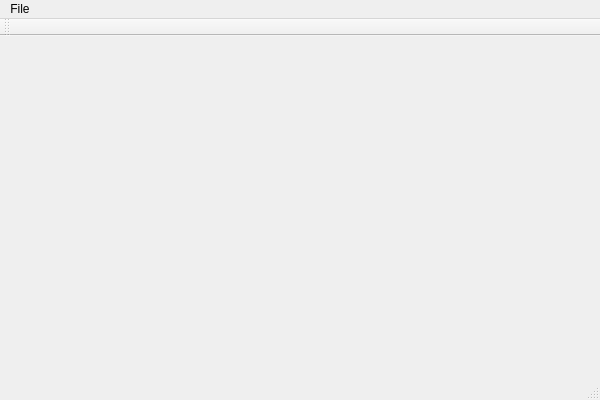
First picture: the form in CGAGrammarCPUShader/MainWindow.ui, repository gnishida/CGAGrammarCPUShader, before the edit.
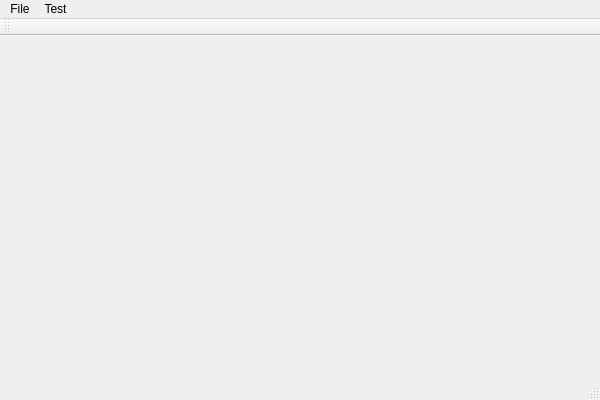
Second picture: the form after the edit.

```diff
--- a/CGAGrammarCPUShader/MainWindow.ui
+++ b/CGAGrammarCPUShader/MainWindow.ui
@@ -31,7 +31,15 @@
     <addaction name="separator"/>
     <addaction name="actionExit"/>
    </widget>
+   <widget class="QMenu" name="menuTest">
+    <property name="title">
+     <string>Test</string>
+    </property>
+    <addaction name="actionGenerateImages"/>
+    <addaction name="actionHoge"/>
+   </widget>
    <addaction name="menuFile"/>
+   <addaction name="menuTest"/>
   </widget>
   <widget class="QToolBar" name="mainToolBar">
    <attribute name="toolBarArea">
```
Left out of the diff: 10 changed lines with no effect on the pictures.
